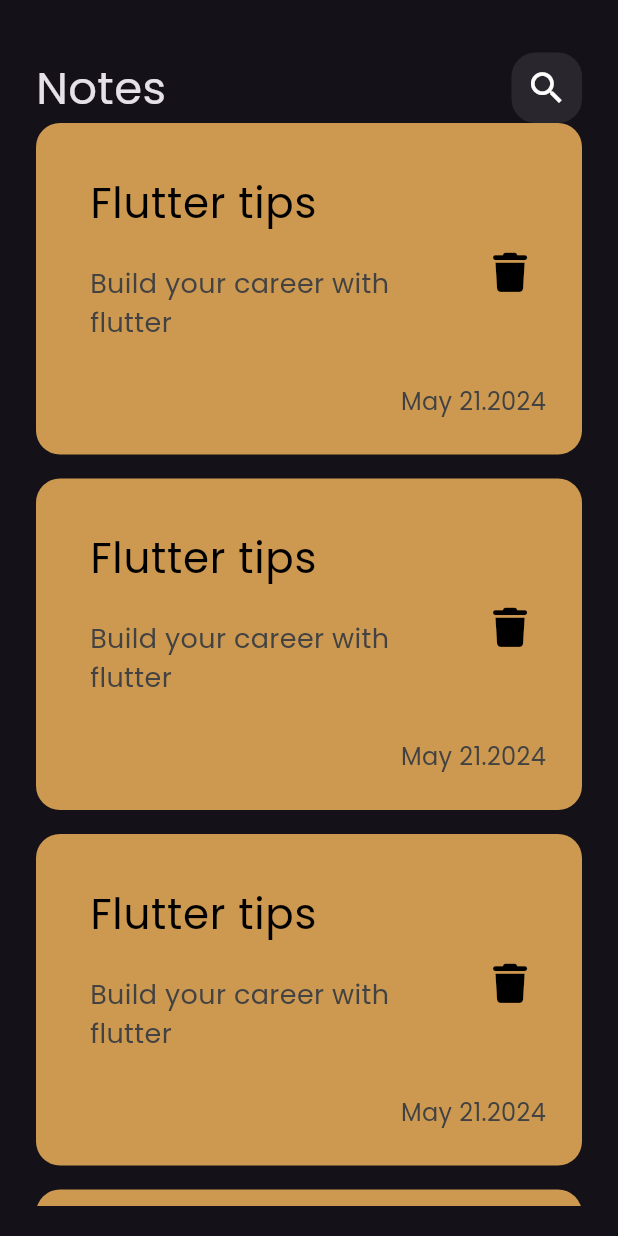
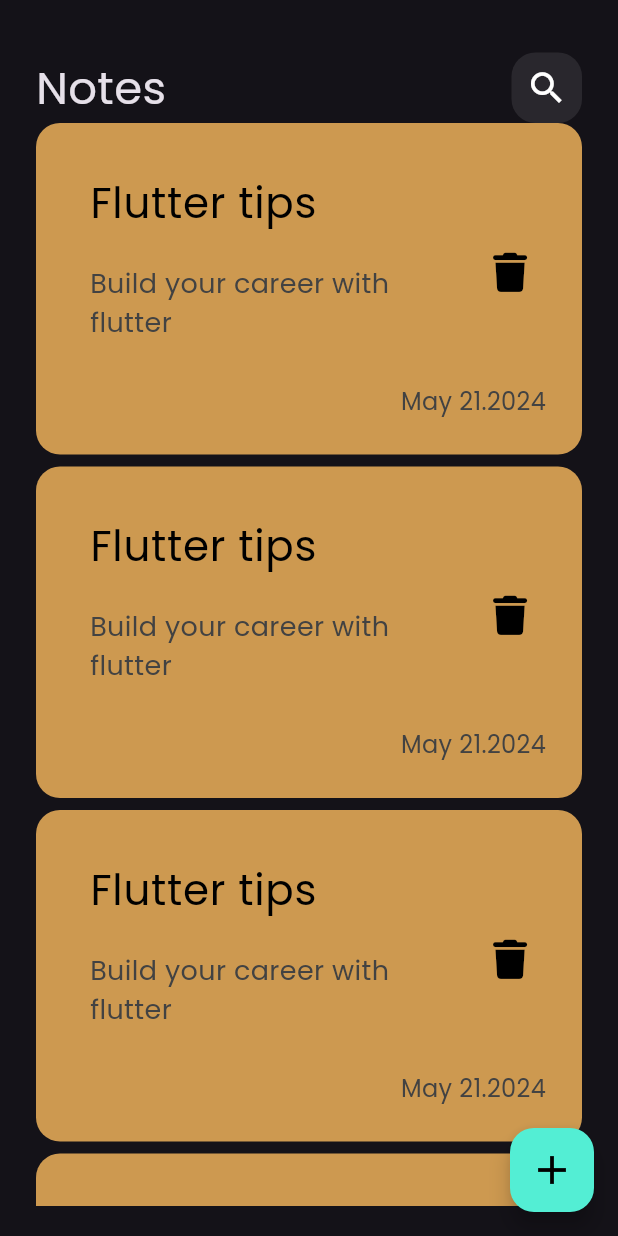
Before and after one commit to FlutterSmith/notes_app, a Flutter app: the screen it shows after launch, on a phone screen of 412 x 824 dp. Run offline on Flutter 3.47's test engine with Material 3 defaults, Android fonts, the phone set to English and light mode, and no system bars; our stand-ins replace font_awesome_flutter.

Commit message:
adding floating action button

```diff
--- a/lib/views/notes_view.dart
+++ b/lib/views/notes_view.dart
@@ -6,8 +6,19 @@ class NotesView extends StatelessWidget {
 
   @override
   Widget build(BuildContext context) {
-    return const Scaffold(
-      body: NotesViewBody(),
+    return Scaffold(
+      floatingActionButton: FloatingActionButton(
+        backgroundColor: const Color(
+          0xff53EED4,
+        ),
+        onPressed: () {},
+        child: const Icon(
+          Icons.add,
+          size: 32,
+          color: Colors.black,
+        ),
+      ),
+      body: const NotesViewBody(),
     );
   }
 }
--- a/lib/widgets/custom_notes_card.dart
+++ b/lib/widgets/custom_notes_card.dart
@@ -6,8 +6,7 @@ class CustomNotesCard extends StatelessWidget {
 
   @override
   Widget build(BuildContext context) {
-    return
-    Container(
+    return Container(
       padding: const EdgeInsets.only(
         top: 24,
         bottom: 24,
@@ -55,12 +54,9 @@ class CustomNotesCard extends StatelessWidget {
               'May 21.2024',
               style: TextStyle(color: Colors.grey.shade800, fontSize: 16),
             ),
-
           ),
         ],
-
       ),
-
     );
   }
 }
--- a/lib/widgets/notes_list_view.dart
+++ b/lib/widgets/notes_list_view.dart
@@ -8,7 +8,7 @@ class NotesListView extends StatelessWidget {
   Widget build(BuildContext context) {
     return ListView.builder(itemBuilder: (context, index) {
       return const Padding(
-        padding: EdgeInsets.only(bottom: 16.0),
+        padding: EdgeInsets.only(bottom: 8.0),
         child: CustomNotesCard(),
       );
     });
```
